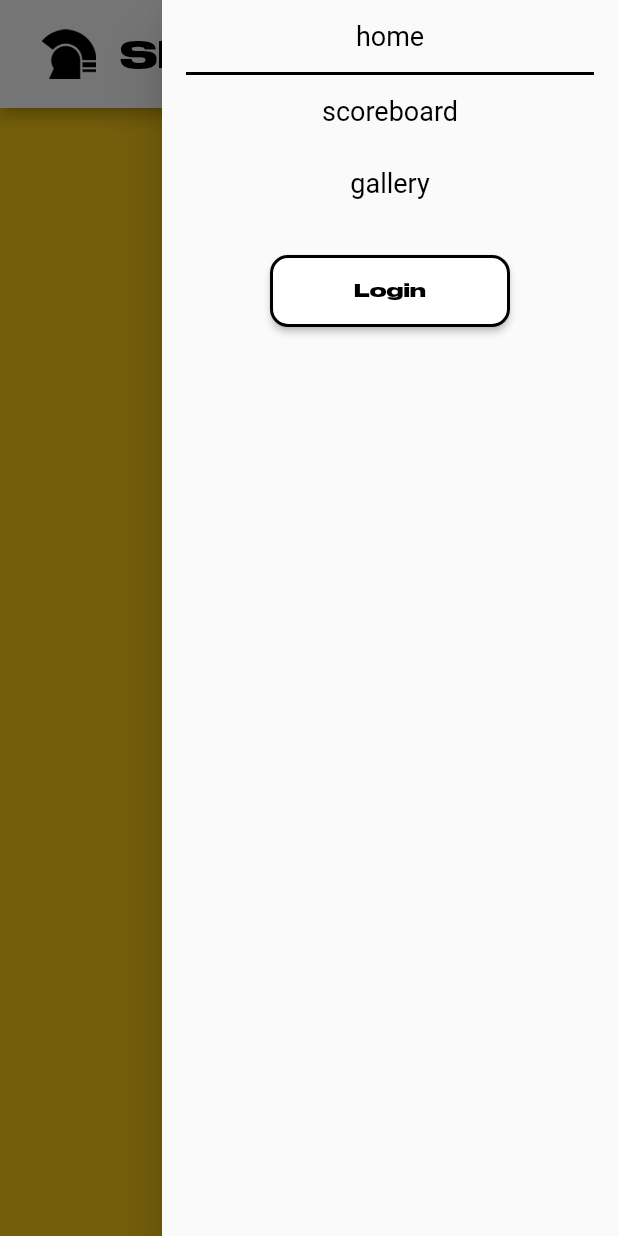
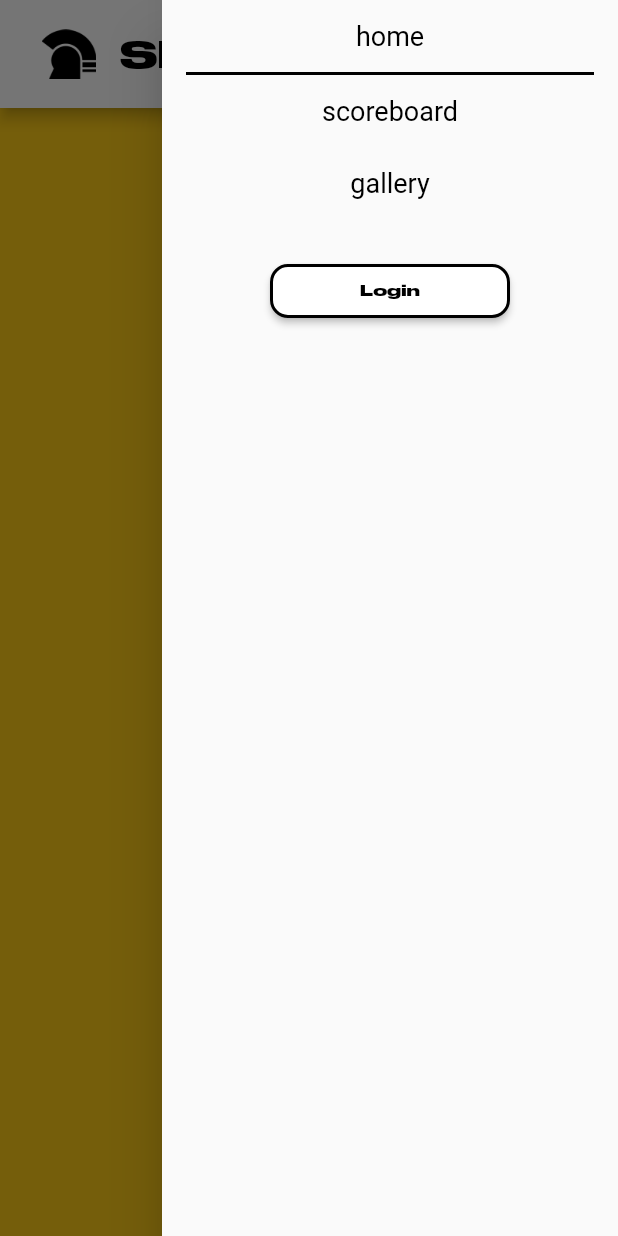
Before and after one commit to PLBU/SPARTA-Web-Dev-Frontend, a Flutter app: the BasePage screen opened directly with empty values, with the side drawer open, on a phone screen of 412 x 824 dp. Run offline on Flutter 3.47's test engine with Material 2 defaults, Android fonts, the phone set to English and light mode, and no system bars; our stand-ins replace flutter_riverpod, shared_preferences; accounts and stored records are empty.

Commit message:
Changed to smaller size widget

```diff
--- a/lib/widgets/my_button.dart
+++ b/lib/widgets/my_button.dart
@@ -24,9 +24,21 @@ class MyButton extends StatelessWidget {
     Color overlayColor =
         (buttonType == ButtonType.black) ? Colors.grey[850] : Colors.grey[200];
     DeviceType deviceType = UIUtils.getDeviceType(context);
-    double fontSize = (deviceType == DeviceType.mobile) ? 12 : 15;
-    double paddingVertical = (deviceType == DeviceType.mobile) ? 16 : 18;
-    double paddingHorizontal = (deviceType == DeviceType.mobile) ? 20 : 24;
+    double fontSize = (deviceType == DeviceType.mobile)
+        ? 10
+        : (deviceType == DeviceType.tablet)
+            ? 13
+            : 15;
+    double paddingVertical = (deviceType == DeviceType.mobile)
+        ? 10
+        : (deviceType == DeviceType.tablet)
+            ? 16
+            : 18;
+    double paddingHorizontal = (deviceType == DeviceType.mobile)
+        ? 14
+        : (deviceType == DeviceType.tablet)
+            ? 20
+            : 24;
 
     return Container(
       child: ElevatedButton(
```
Also changed, not shown: lib/widgets/my_title.dart (+24 -19 lines).
